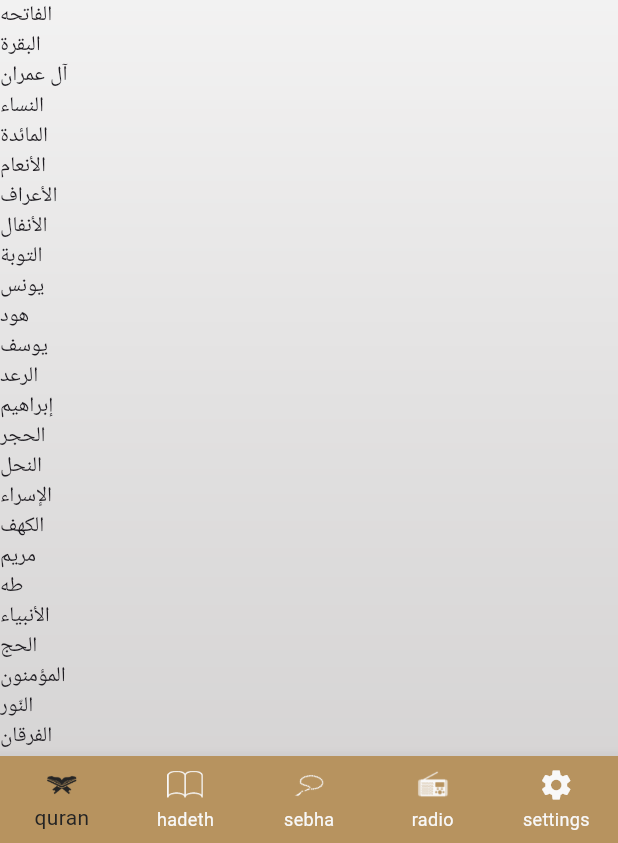
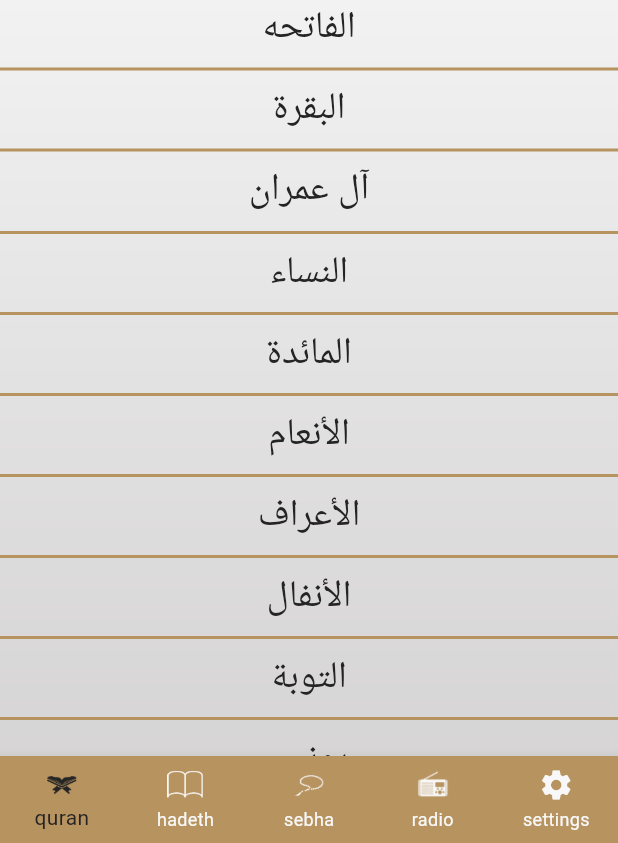
Before and after one commit to Abdelmaseeh-Romany-Fahmy/IslamiApp, a Flutter app: the screen it shows after launch, on a phone screen of 412 x 824 dp, the part 393-1236 px from its top. Run offline on Flutter 3.47's test engine with Material 3 defaults, Android fonts, the phone set to English and light mode, and no system bars.

Commit message:
%Apptheme %main %Quran,ListViwe.builder+divider+Inkwell +QuranDetails

```diff
--- a/lib/commen/appTheme.dart
+++ b/lib/commen/appTheme.dart
@@ -3,6 +3,26 @@ import 'package:islami2026/ui/appColors.dart';
 
 class Apptheme {
 static  ThemeData lightTheme =ThemeData(
+  colorScheme: ColorScheme(
+      brightness: Brightness.light,
+      primary: Appcolors.meanLightColor,
+      onPrimary:Appcolors.whiteColor ,
+      secondary: Appcolors.blackLightColor,
+      onSecondary: Appcolors.whiteColor,
+      error: Colors.red,
+      onError: Appcolors.whiteColor,
+      surface: Appcolors.whiteColor,
+      onSurface: Appcolors.whiteColor),
+
+  dividerTheme:DividerThemeData(color: Appcolors.meanLightColor) ,
+
+  textTheme: TextTheme(
+    titleMedium: TextStyle(
+      fontSize: 25,
+      fontWeight: FontWeight.w400,
+      color: Appcolors.blackLightColor
+    )
+  ),
     appBarTheme: AppBarTheme(
       centerTitle: true,
       backgroundColor: Colors.transparent,
@@ -23,7 +43,28 @@ static  ThemeData lightTheme =ThemeData(
     ),
   );
  static ThemeData darkTheme =ThemeData(
-    appBarTheme: AppBarTheme(
+   dividerTheme:DividerThemeData(color: Appcolors.goldLightColor) ,
+
+   colorScheme: ColorScheme(
+       brightness: Brightness.dark,
+       primary: Appcolors.deepBlueLightColor,
+       onPrimary:Appcolors.whiteColor ,
+       secondary: Appcolors.whiteColor,
+       onSecondary: Appcolors.whiteColor,
+       error: Appcolors.whiteColor,
+       onError: Appcolors.whiteColor,
+       surface: Appcolors.whiteColor,
+       onSurface: Appcolors.whiteColor),
+   textTheme: TextTheme(
+       titleMedium: TextStyle(
+           fontSize: 25,
+           fontWeight: FontWeight.w400,
+           color: Appcolors.whiteColor
+       )
+   ),
+
+
+   appBarTheme: AppBarTheme(
         centerTitle: true,
 
         backgroundColor: Colors.transparent,
--- a/lib/main.dart
+++ b/lib/main.dart
@@ -2,6 +2,7 @@ import 'package:flutter/material.dart';
 import 'package:islami2026/commen/appTheme.dart';
 import 'package:islami2026/widgets/Home.dart';
 import 'package:islami2026/widgets/SplashPage.dart';
+import 'package:islami2026/widgets/screens/quranDetails.dart';
 
 void main() {
   WidgetsBinding widgetsBinding = WidgetsFlutterBinding.ensureInitialized();
@@ -22,6 +23,7 @@ class MyApp extends StatelessWidget {
       routes: {
         SplashPage.routName: (_) =>  SplashPage(),
         Home.routName:(_)=>Home(),
+        Qurandetails.routName:(_)=>Qurandetails(),
       },
     );
   }
--- a/lib/widgets/tabs/quran.dart
+++ b/lib/widgets/tabs/quran.dart
@@ -1,5 +1,6 @@
 import 'package:flutter/material.dart';
 import 'package:islami2026/ui/assets_image.dart';
+import 'package:islami2026/widgets/screens/quranDetails.dart';
 
 class quranTab extends StatelessWidget {
 List<String>  surasName=["الفاتحه","البقرة","آل عمران","النساء","المائدة","الأنعام","الأعراف","الأنفال","التوبة","يونس","هود"
@@ -20,13 +21,32 @@ List<String>  surasName=["الفاتحه","البقرة","آل عمران","ال
       children: [
         Image.asset(Assets_Image.quran_logo,height: MediaQuery.of(context).size.height*0.25),
         Expanded(
-          child: ListView.builder(
+          child: ListView.separated(
             itemCount: surasName.length,
-              itemBuilder: (context, index) => Text(surasName[index],
-              ),
+              itemBuilder: (context, index) => Center(
+                child: InkWell(
+                  onTap: () {
+                    Navigator.of(context).pushNamed(Qurandetails.routName,arguments: ModelQuran(surasName[index], index));
+                  },
+
+                  child: Text(surasName[index],style: Theme.of(context).textTheme.titleMedium,
+                  ),
+                ),
+              ), separatorBuilder: (BuildContext context, int index) {
+              return Divider(
+                thickness:2,
+              );
+          },
         ))
 
       ],
     );
   }
 }
+class ModelQuran{
+ final String name;
+ final int index;
+
+  ModelQuran(this.name, this.index);
+
+}
```
Also changed, not shown: lib/widgets/screens/quranDetails.dart (added, +58 -0 lines).
